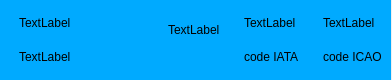
Old version of the form head_interact_airport.ui in the repository WendyLaSirene/TraceMyPlane.
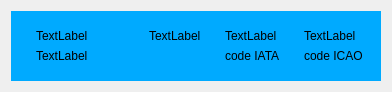
New version of the form.

```diff
--- a/head_interact_airport.ui
+++ b/head_interact_airport.ui
@@ -13,27 +13,24 @@
   <property name="minimumSize">
    <size>
     <width>0</width>
-    <height>80</height>
+    <height>0</height>
    </size>
   </property>
   <property name="maximumSize">
    <size>
     <width>16777215</width>
-    <height>80</height>
+    <height>102</height>
    </size>
   </property>
   <property name="windowTitle">
    <string>Form</string>
   </property>
+  <property name="styleSheet">
+   <string notr="true"/>
+  </property>
+  <layout class="QGridLayout" name="gridLayout">
+   <item row="0" column="0">
   <widget class="QWidget" name="horizontalWidget" native="true">
-   <property name="geometry">
-    <rect>
-     <x>0</x>
-     <y>0</y>
-     <width>391</width>
-     <height>80</height>
-    </rect>
-   </property>
    <property name="styleSheet">
     <string notr="true">#horizontalWidget{
 	background-color: rgb(0, 170, 255);
@@ -214,6 +211,8 @@
     </item>
    </layout>
   </widget>
+   </item>
+  </layout>
  </widget>
  <resources/>
  <connections/>
```
Lines whose indentation alone changed are shown as unchanged.
